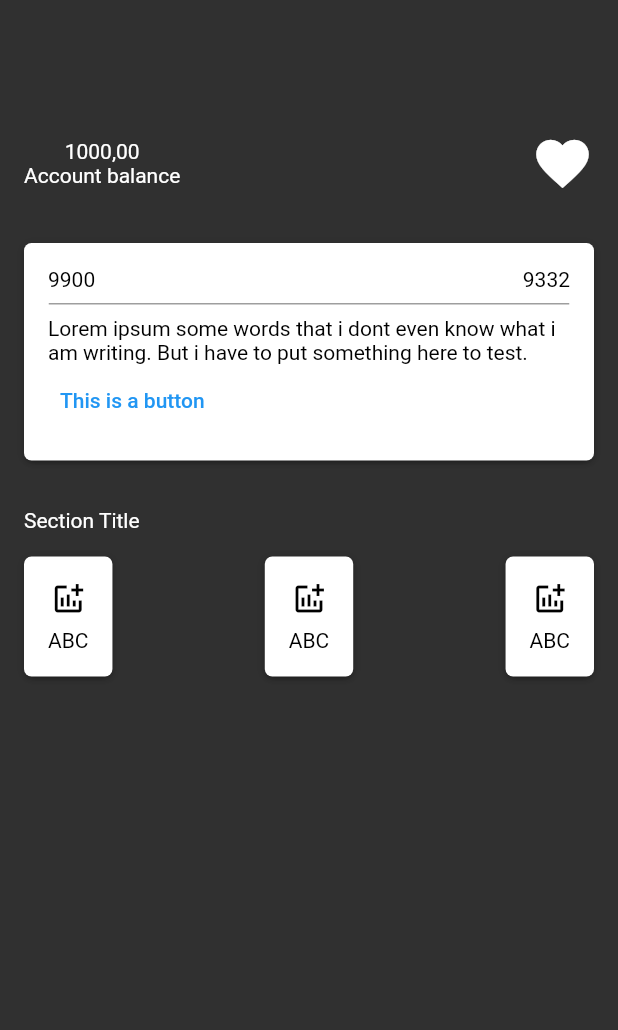
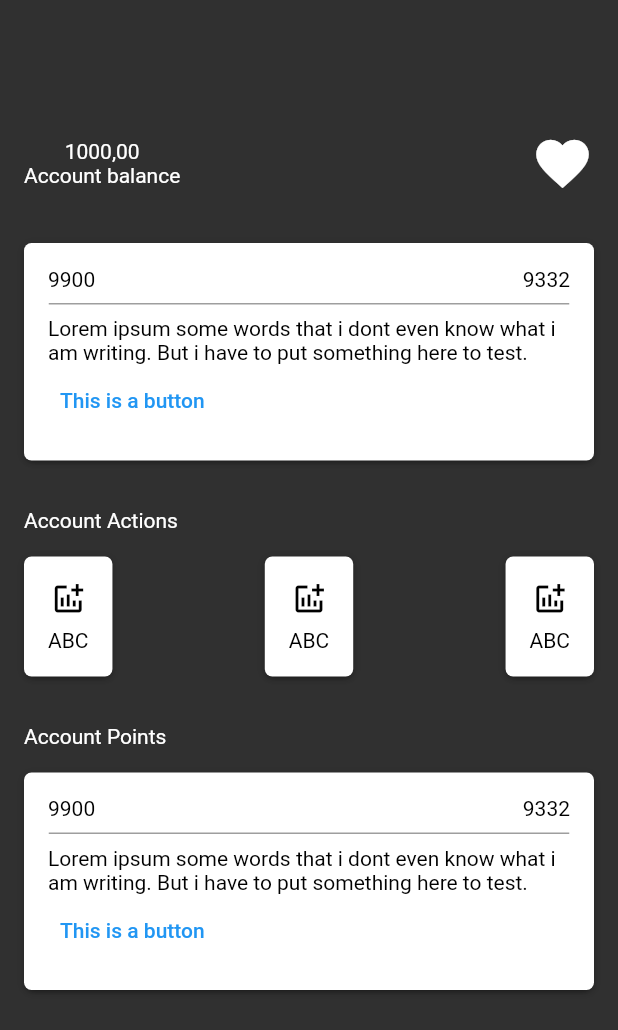
Before and after one commit to ikyrie/alubank, a Flutter app: the screen it shows after launch, on a phone screen of 412 x 824 dp. Shown: the top 1030 px of the screen. Run offline on Flutter 3.47's test engine with Material 2 defaults, Android fonts, the phone set to English and light mode, and no system bars.

Commit message:
Fixing some names and adding a new section

```diff
--- /dev/null
+++ b/lib/components/current_points.dart
@@ -0,0 +1,45 @@
+import 'package:flutter/material.dart';
+
+class AccountPoints extends StatelessWidget {
+  const AccountPoints({Key? key}) : super(key: key);
+
+  @override
+  Widget build(BuildContext context) {
+    return Column(
+      children: <Widget>[
+        Row(
+          mainAxisAlignment: MainAxisAlignment.spaceBetween,
+          children: <Widget>[
+            Text(
+              '9900',
+              style: TextStyle(
+                  color: Theme.of(context).colorScheme.onSecondaryContainer),
+            ),
+            Text('9332',
+            style: TextStyle(
+                  color: Theme.of(context).colorScheme.onSecondaryContainer),
+            ),
+          ],
+        ),
+        Padding(
+          padding: const EdgeInsets.fromLTRB(0, 8, 0, 8),
+          child: Container(
+            height: 1,
+            decoration: BoxDecoration(border: Border.all(color: Colors.grey)),
+          ),
+        ),
+        Column(
+          crossAxisAlignment: CrossAxisAlignment.start,
+          children: <Widget>[
+            Text(
+              'Lorem ipsum some words that i dont even know what i am writing. But i have to put something here to test.',
+              style: TextStyle(
+                  color: Theme.of(context).colorScheme.onSecondaryContainer),
+            ),
+            TextButton(onPressed: () => {}, child: Text('This is a button')),
+          ],
+        ),
+      ],
+    );
+  }
+}
--- a/lib/components/sections/actions.dart
+++ b/lib/components/sections/actions.dart
@@ -15,7 +15,7 @@ class ActionsSection extends StatelessWidget {
               children: <Widget>[
                 Padding(
                   padding: const EdgeInsets.only(top: 16.0, bottom: 16.0),
-                  child: Text('Section Title'),
+                  child: Text('Account Actions'),
                 ),
                 Row(
                   mainAxisAlignment: MainAxisAlignment.spaceBetween,
--- a/lib/components/sections/ponts_exchange.dart
+++ b/lib/components/sections/ponts_exchange.dart
@@ -1,10 +1,25 @@
+import 'package:estilizacao_componentes/components/current_points.dart';
 import 'package:flutter/material.dart';
+
+import '../box_card.dart';
 
 class PointsExchange extends StatelessWidget {
   const PointsExchange({Key? key}) : super(key: key);
 
   @override
   Widget build(BuildContext context) {
-    return Container();
+    return Padding(
+            padding: const EdgeInsets.all(16.0),
+            child: Column(
+              crossAxisAlignment: CrossAxisAlignment.start,
+              children: <Widget>[
+                Padding(
+                  padding: const EdgeInsets.only(top: 16.0, bottom: 16.0),
+                  child: Text('Account Points'),
+                ),
+                BoxCard(boxCardBody: AccountPoints()),
+              ],
+            ),
+          );
   }
 }
--- a/lib/screens/home.dart
+++ b/lib/screens/home.dart
@@ -1,5 +1,6 @@
 import 'package:estilizacao_componentes/components/sections/actions.dart';
 import 'package:estilizacao_componentes/components/sections/header.dart';
+import 'package:estilizacao_componentes/components/sections/ponts_exchange.dart';
 import 'package:estilizacao_componentes/components/sections/recent_activities.dart';
 import 'package:flutter/material.dart';
 
@@ -14,6 +15,7 @@ class Home extends StatelessWidget {
           Header(),
           RecentActivity(),
           ActionsSection(),
+          PointsExchange(),
         ],
       ),
     );
```
